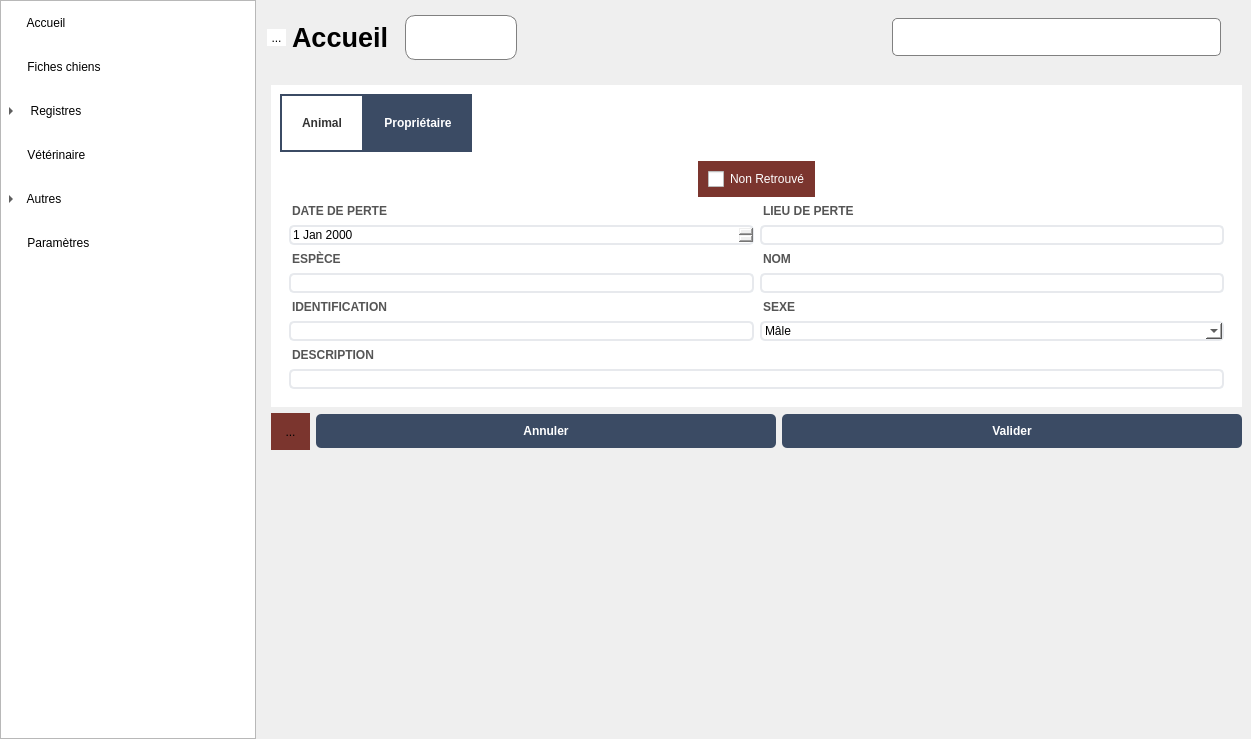
Above: mainwindow.ui from ArtAuc/mkrescue before the change. Below: the same form after it.
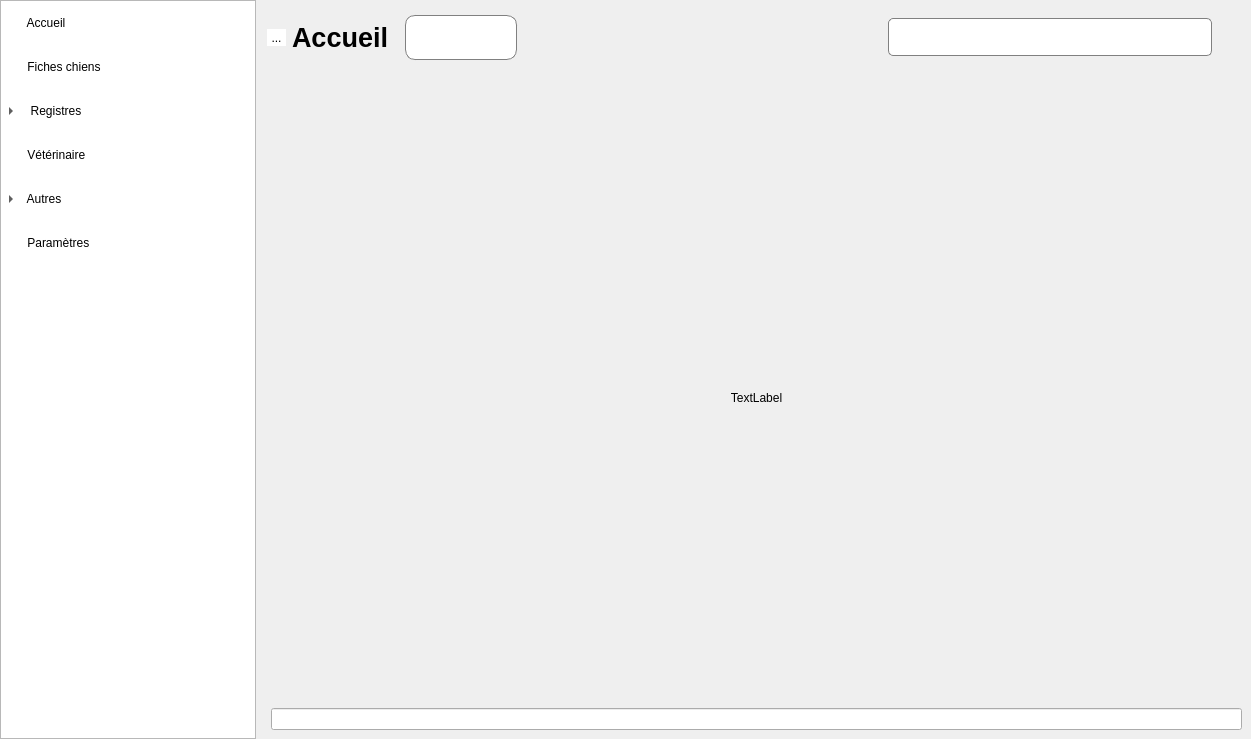
That is the form after the change. The open tabs and pages were chosen to show the change. Icons and pictures are not drawn. Custom widgets are drawn as their Qt base class.

Commit message: Login page with hash stored pwd

The edit to the form file:
```diff
--- a/mainwindow.ui
+++ b/mainwindow.ui
@@ -330,6 +330,7 @@
        <number>6</number>
       </property>
       <item>
+       <widget class="QWidget" name="topHorizontalWidget" native="true">
        <layout class="QHBoxLayout" name="topHorizontalLayout">
         <property name="leftMargin">
          <number>5</number>
@@ -469,6 +470,7 @@
          </widget>
         </item>
        </layout>
+       </widget>
       </item>
       <item>
        <widget class="QStackedWidget" name="stackedWidget">
@@ -479,7 +481,7 @@
          <enum>QFrame::NoFrame</enum>
         </property>
         <property name="currentIndex">
-         <number>3</number>
+         <number>4</number>
         </property>
         <widget class="QWidget" name="homePage"/>
         <widget class="QWidget" name="dogCardsPage">
@@ -1552,6 +1554,23 @@
           </item>
          </layout>
         </widget>
+        <widget class="LoginPage" name="loginPage">
+         <layout class="QVBoxLayout" name="verticalLayout_15">
+          <item>
+           <widget class="QLabel" name="loginLabel">
+            <property name="text">
+             <string>TextLabel</string>
+            </property>
+            <property name="alignment">
+             <set>Qt::AlignCenter</set>
+            </property>
+           </widget>
+          </item>
+          <item>
+           <widget class="QLineEdit" name="loginEdit"/>
+          </item>
+         </layout>
+        </widget>
         <widget class="SettingsPage" name="settingsPage">
          <property name="styleSheet">
           <string notr="true">QLabel{
@@ -2456,6 +2475,12 @@
    <header>settingspage.h</header>
    <container>1</container>
   </customwidget>
+  <customwidget>
+   <class>LoginPage</class>
+   <extends>QWidget</extends>
+   <header>loginpage.h</header>
+   <container>1</container>
+  </customwidget>
  </customwidgets>
  <tabstops>
   <tabstop>nameShelterEdit</tabstop>
```
Left out of the diff: 2 changed lines with no effect on the pictures. Lines whose indentation alone changed are shown as unchanged. The commit also changes 8 other files.
